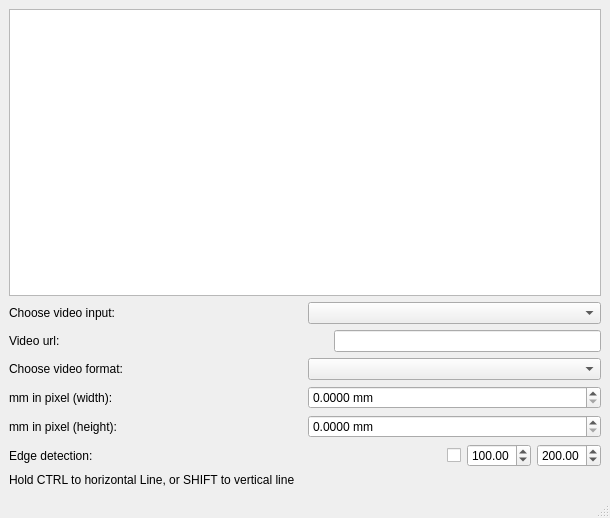
Old version of the form mainwindow.ui in the repository IliaBelou/QVideoSimpleMeasurementTool.
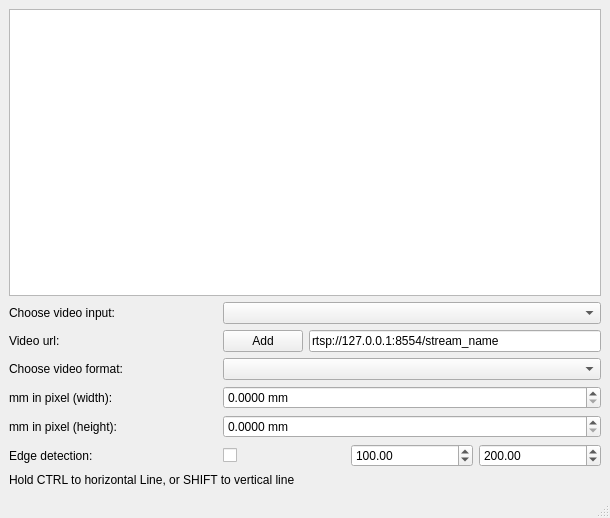
New version of the form. Custom widgets are drawn as their Qt base class.

What changed in the file:
```diff
--- a/mainwindow.ui
+++ b/mainwindow.ui
@@ -14,123 +14,136 @@
    <string>MainWindow</string>
   </property>
   <widget class="QWidget" name="centralwidget">
-   <layout class="QVBoxLayout" name="verticalLayout" stretch="0,0,0,0,0,0,0,0">
+   <layout class="QVBoxLayout" name="verticalLayout" stretch="0,0,0">
     <item>
      <widget class="TVideoWdg" name="vidWgt"/>
     </item>
     <item>
-     <layout class="QHBoxLayout" name="horizontalLayout">
-      <item>
-       <widget class="QLabel" name="label">
+     <layout class="QGridLayout" name="gridLayout" columnstretch="1,1,4">
+      <item row="5" column="0">
+       <widget class="QLabel" name="label_3">
         <property name="text">
-         <string>Choose video input:</string>
+         <string>mm in pixel (height):</string>
         </property>
        </widget>
       </item>
-      <item>
-       <widget class="QComboBox" name="cb_videoSources"/>
+      <item row="2" column="2">
+       <layout class="QHBoxLayout" name="horizontalLayout_8">
+        <item>
+         <widget class="QPushButton" name="pB_addRTCPurl">
+          <property name="text">
+           <string>Add</string>
+          </property>
+         </widget>
+        </item>
+        <item>
+         <widget class="QLineEdit" name="lE_videoSourceUrl">
+          <property name="text">
+           <string>rtsp://127.0.0.1:8554/stream_name</string>
+          </property>
+         </widget>
+        </item>
+       </layout>
       </item>
-     </layout>
-    </item>
-    <item>
-     <layout class="QHBoxLayout" name="horizontalLayout_7">
-      <item>
-       <widget class="QLabel" name="label_7">
-        <property name="text">
-         <string>Video url:</string>
-        </property>
-       </widget>
+      <item row="3" column="2">
+       <widget class="QComboBox" name="cb_formats"/>
       </item>
-      <item>
-       <spacer name="horizontalSpacer_2">
-        <property name="orientation">
-         <enum>Qt::Orientation::Horizontal</enum>
+      <item row="5" column="2">
+       <widget class="QDoubleSpinBox" name="dsB_mmInPixelsHeight">
+        <property name="suffix">
+         <string> mm</string>
         </property>
-        <property name="sizeHint" stdset="0">
-         <size>
-          <width>40</width>
-          <height>20</height>
-         </size>
+        <property name="decimals">
+         <number>4</number>
         </property>
-       </spacer>
+        <property name="singleStep">
+         <double>0.010000000000000</double>
+        </property>
+       </widget>
       </item>
-      <item>
-       <widget class="QLineEdit" name="lE_videoSourceUrl"/>
-      </item>
-     </layout>
-    </item>
-    <item>
-     <layout class="QHBoxLayout" name="horizontalLayout_4">
-      <item>
+      <item row="3" column="0">
        <widget class="QLabel" name="label_4">
         <property name="text">
          <string>Choose video format:</string>
         </property>
        </widget>
       </item>
-      <item>
-       <widget class="QComboBox" name="cb_formats"/>
-      </item>
-     </layout>
-    </item>
-    <item>
-     <layout class="QHBoxLayout" name="horizontalLayout_2">
-      <item>
+      <item row="4" column="0">
        <widget class="QLabel" name="label_2">
         <property name="text">
          <string>mm in pixel (width):</string>
         </property>
        </widget>
       </item>
-      <item>
-       <widget class="QDoubleSpinBox" name="dsB_mmInPixelsWidth">
-        <property name="suffix">
-         <string> mm</string>
+      <item row="0" column="0">
+       <widget class="QLabel" name="label">
+        <property name="text">
+         <string>Choose video input:</string>
         </property>
-        <property name="decimals">
-         <number>4</number>
-        </property>
-        <property name="singleStep">
-         <double>0.010000000000000</double>
-        </property>
        </widget>
       </item>
-     </layout>
-    </item>
-    <item>
-     <layout class="QHBoxLayout" name="horizontalLayout_3">
-      <item>
-       <widget class="QLabel" name="label_3">
+      <item row="6" column="2">
+       <layout class="QHBoxLayout" name="horizontalLayout_9">
+        <item>
+         <widget class="QCheckBox" name="cB_edgeDetection">
+          <property name="text">
+           <string/>
+          </property>
+         </widget>
+        </item>
+        <item>
+         <widget class="QDoubleSpinBox" name="dSb_edgeDetectionThr1">
+          <property name="maximum">
+           <double>900.000000000000000</double>
+          </property>
+          <property name="value">
+           <double>100.000000000000000</double>
+          </property>
+         </widget>
+        </item>
+        <item>
+         <widget class="QDoubleSpinBox" name="dSb_edgeDetectionThr2">
+          <property name="maximum">
+           <double>900.000000000000000</double>
+          </property>
+          <property name="value">
+           <double>200.000000000000000</double>
+          </property>
+         </widget>
+        </item>
+       </layout>
+      </item>
+      <item row="2" column="0">
+       <widget class="QLabel" name="label_7">
         <property name="text">
-         <string>mm in pixel (height):</string>
+         <string>Video url:</string>
         </property>
        </widget>
       </item>
-      <item>
-       <widget class="QDoubleSpinBox" name="dsB_mmInPixelsHeight">
-        <property name="suffix">
-         <string> mm</string>
-        </property>
-        <property name="decimals">
-         <number>4</number>
-        </property>
-        <property name="singleStep">
-         <double>0.010000000000000</double>
-        </property>
-       </widget>
-      </item>
-     </layout>
-    </item>
-    <item>
-     <layout class="QHBoxLayout" name="horizontalLayout_6">
-      <item>
+      <item row="6" column="0">
        <widget class="QLabel" name="label_6">
         <property name="text">
          <string>Edge detection:</string>
         </property>
        </widget>
       </item>
-      <item>
+      <item row="4" column="2">
+       <widget class="QDoubleSpinBox" name="dsB_mmInPixelsWidth">
+        <property name="suffix">
+         <string> mm</string>
+        </property>
+        <property name="decimals">
+         <number>4</number>
+        </property>
+        <property name="singleStep">
+         <double>0.010000000000000</double>
+        </property>
+       </widget>
+      </item>
+      <item row="0" column="2">
+       <widget class="QComboBox" name="cb_videoSources"/>
+      </item>
+      <item row="0" column="1">
        <spacer name="horizontalSpacer">
         <property name="orientation">
          <enum>Qt::Orientation::Horizontal</enum>
@@ -143,33 +156,6 @@
         </property>
        </spacer>
       </item>
-      <item>
-       <widget class="QCheckBox" name="cB_edgeDetection">
-        <property name="text">
-         <string/>
-        </property>
-       </widget>
-      </item>
-      <item>
-       <widget class="QDoubleSpinBox" name="dSb_edgeDetectionThr1">
-        <property name="maximum">
-         <double>900.000000000000000</double>
-        </property>
-        <property name="value">
-         <double>100.000000000000000</double>
-        </property>
-       </widget>
-      </item>
-      <item>
-       <widget class="QDoubleSpinBox" name="dSb_edgeDetectionThr2">
-        <property name="maximum">
-         <double>900.000000000000000</double>
-        </property>
-        <property name="value">
-         <double>200.000000000000000</double>
-        </property>
-       </widget>
-      </item>
      </layout>
     </item>
     <item>
```
